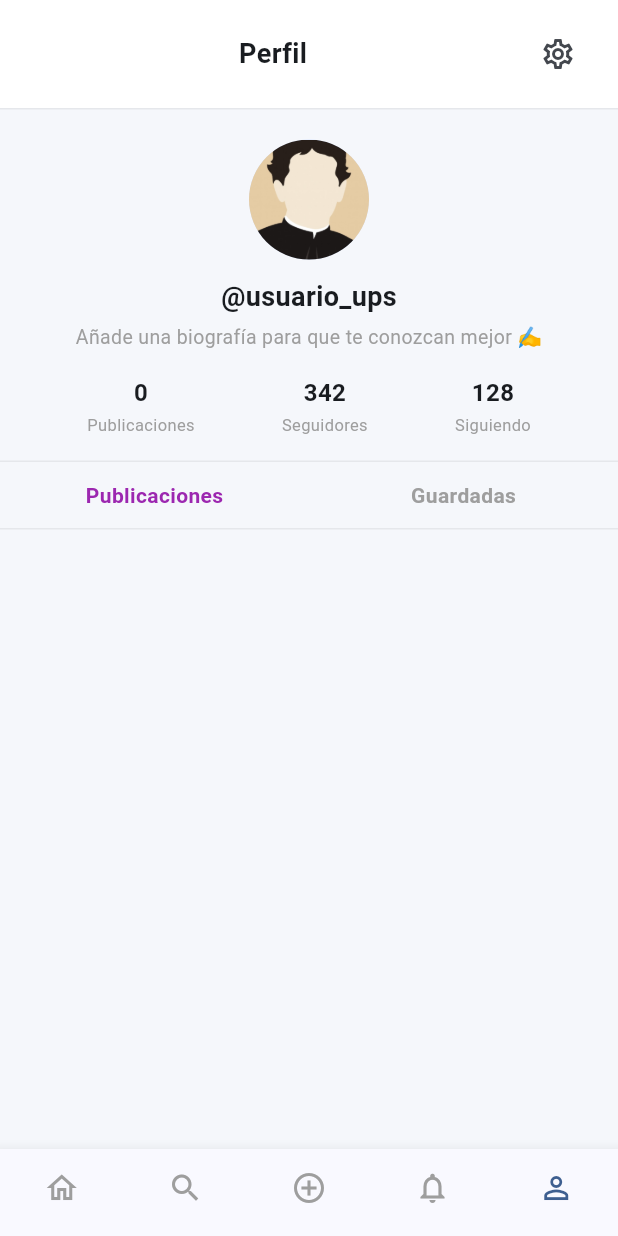
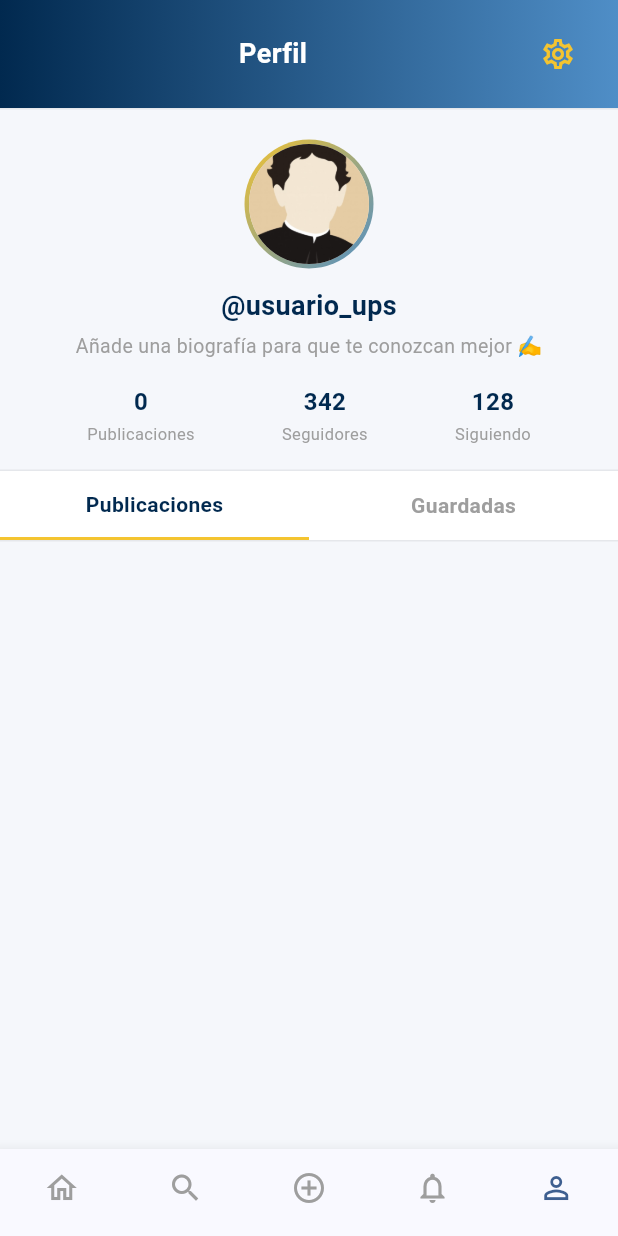
Before and after one commit to HenryGranda/UPSGlam-2.0, a Flutter app: the UPSGlamShell screen opened directly, item 5 of the bottom bar chosen, on a phone screen of 412 x 824 dp. Run offline on Flutter 3.47's test engine with Material 3 defaults, Android fonts, the phone set to English and light mode, and no system bars; our stand-ins replace camera, image_picker, permission_handler, shared_preferences; accounts and stored records are empty.

Commit message:
Cambios de frontend

```diff
--- a/mobile_app/lib/screens/home/profile_view.dart
+++ b/mobile_app/lib/screens/home/profile_view.dart
@@ -8,6 +8,11 @@
 
 import 'post_detail_page.dart';
 import 'ui_helpers.dart';
+
+/// Colores inspirados en el logo de la UPS
+const kUpsDarkBlue = Color.fromARGB(255, 1, 41, 79);
+const kUpsLightBlue = Color(0xFF4F8EC7);
+const kUpsYellow   = Color(0xFFF4C430);
 
 class ProfileView extends StatelessWidget {
   final List<PostModel> posts;
@@ -59,26 +64,41 @@
       return p.username == u1 || p.username == u2;
     }).toList();
 
-    return Column(
+    return Container(
+      color: const Color(0xFFF5F7FB), // fondo general clarito
+      child: Column(
         children: [
-        // HEADER
+          // HEADER con gradient UPS
           Container(
             padding: const EdgeInsets.symmetric(horizontal: 16, vertical: 12),
             decoration: const BoxDecoration(
-            color: Colors.white,
-            border: Border(bottom: BorderSide(color: Color(0xFFE5E7EB))),
+              gradient: LinearGradient(
+                colors: [kUpsDarkBlue, kUpsLightBlue],
+                begin: Alignment.centerLeft,
+                end: Alignment.centerRight,
+              ),
+              border: Border(
+                bottom: BorderSide(color: Color(0xFFE5E7EB)),
+              ),
             ),
             child: Row(
               children: [
                 const Spacer(),
                 const Text(
                   'Perfil',
-                style: TextStyle(fontSize: 18, fontWeight: FontWeight.w600),
+                  style: TextStyle(
+                    fontSize: 18,
+                    fontWeight: FontWeight.w600,
+                    color: Colors.white,
+                  ),
                 ),
                 const Spacer(),
                 IconButton(
                   onPressed: () => _openSettingsSheet(context),
-                icon: const Icon(Icons.settings_outlined),
+                  icon: const Icon(
+                    Icons.settings_outlined,
+                    color: kUpsYellow,
+                  ),
                 ),
               ],
             ),
@@ -91,10 +111,22 @@
                 children: [
                   const SizedBox(height: 20),
 
-                // FOTO
-                CircleAvatar(
+                  // FOTO con aro de color
+                  Container(
+                    padding: const EdgeInsets.all(3),
+                    decoration: BoxDecoration(
+                      shape: BoxShape.circle,
+                      gradient: const LinearGradient(
+                        colors: [kUpsYellow, kUpsLightBlue],
+                        begin: Alignment.topLeft,
+                        end: Alignment.bottomRight,
+                      ),
+                    ),
+                    child: CircleAvatar(
                       radius: 40,
                       backgroundImage: avatar,
+                      backgroundColor: Colors.grey.shade200,
+                    ),
                   ),
 
                   const SizedBox(height: 12),
@@ -105,6 +137,7 @@
                     style: const TextStyle(
                       fontSize: 18,
                       fontWeight: FontWeight.bold,
+                      color: kUpsDarkBlue,
                     ),
                   ),
 
@@ -116,7 +149,10 @@
                     child: Text(
                       bio,
                       textAlign: TextAlign.center,
-                    style: const TextStyle(fontSize: 13, color: Colors.grey),
+                      style: const TextStyle(
+                        fontSize: 13,
+                        color: Colors.grey,
+                      ),
                     ),
                   ),
 
@@ -137,34 +173,43 @@
 
                   const SizedBox(height: 16),
 
-                // TABS PUBLICACIONES / GUARDADAS
+                  // TABS PUBLICACIONES / GUARDADAS con colorcito
                   Container(
                     decoration: const BoxDecoration(
+                      color: Colors.white,
                       border: Border(
                         top: BorderSide(color: Color(0xFFE5E7EB)),
                         bottom: BorderSide(color: Color(0xFFE5E7EB)),
                       ),
                     ),
-                  child: const Row(
+                    child: Row(
                       children: [
                         Expanded(
-                        child: Padding(
-                          padding: EdgeInsets.symmetric(vertical: 12),
-                          child: Center(
+                          child: Container(
+                            padding: const EdgeInsets.symmetric(vertical: 12),
+                            decoration: const BoxDecoration(
+                              border: Border(
+                                bottom: BorderSide(
+                                  color: kUpsYellow,
+                                  width: 2,
+                                ),
+                              ),
+                            ),
+                            child: const Center(
                               child: Text(
                                 'Publicaciones',
                                 style: TextStyle(
                                   fontWeight: FontWeight.w600,
-                                color: Colors.purple,
+                                  color: kUpsDarkBlue,
                                 ),
                               ),
                             ),
                           ),
                         ),
                         Expanded(
-                        child: Padding(
-                          padding: EdgeInsets.symmetric(vertical: 12),
-                          child: Center(
+                          child: Container(
+                            padding: const EdgeInsets.symmetric(vertical: 12),
+                            child: const Center(
                               child: Text(
                                 'Guardadas',
                                 style: TextStyle(
@@ -219,6 +264,7 @@
             ),
           ),
         ],
+      ),
     );
   }
 
@@ -287,12 +333,16 @@
           style: const TextStyle(
             fontWeight: FontWeight.bold,
             fontSize: 16,
+            color: kUpsDarkBlue,
           ),
         ),
         const SizedBox(height: 2),
         Text(
           label,
-          style: const TextStyle(fontSize: 11, color: Colors.grey),
+          style: const TextStyle(
+            fontSize: 11,
+            color: Colors.grey,
+          ),
         ),
       ],
     );
```
Lines whose indentation alone changed are shown as unchanged.
